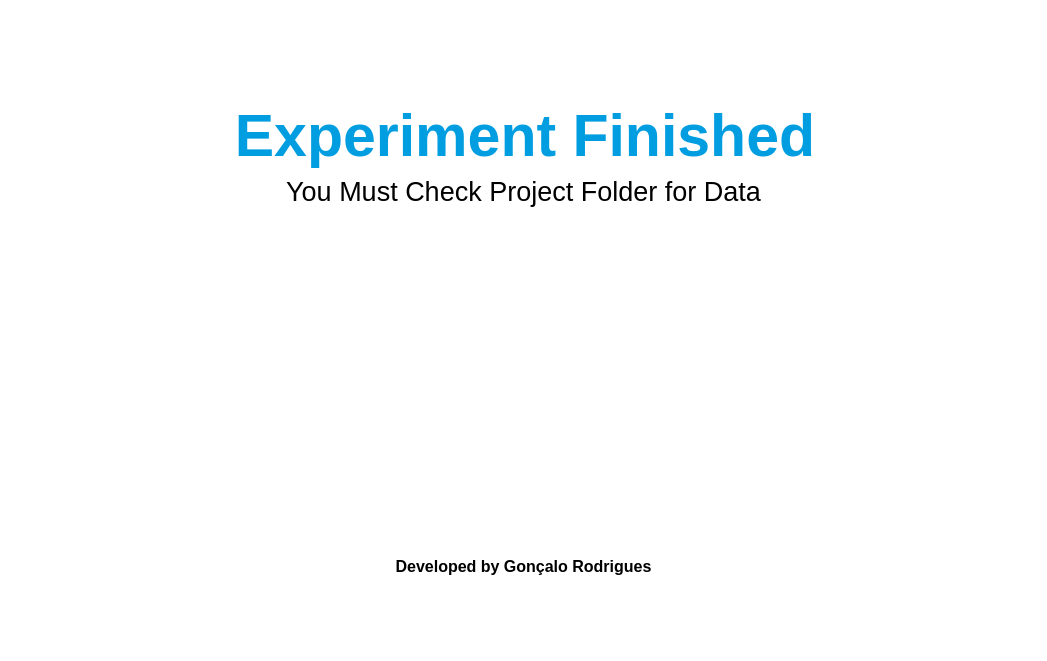
Old version of the form gui.ui in the repository MestreHq5/Collision-Study.
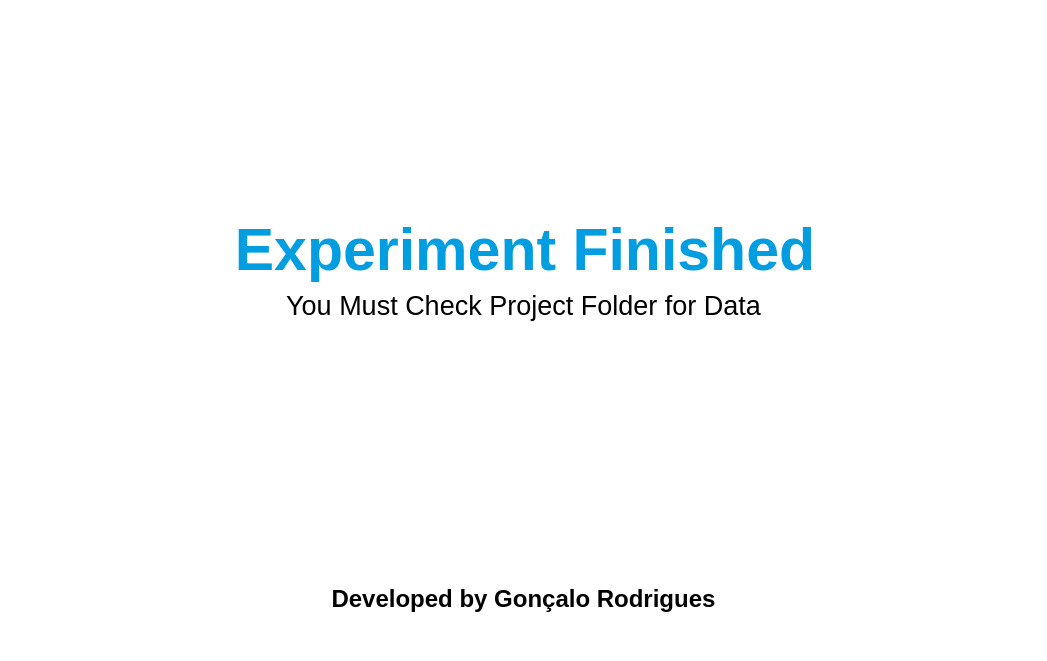
New version of the form. The open tabs and pages were chosen to show the change. Icons and pictures are not drawn.

What changed in the file:
```diff
--- a/gui.ui
+++ b/gui.ui
@@ -1535,6 +1535,22 @@
                             <layout class="QVBoxLayout" name="verticalLayout_2">
                                 <item>
                                     <layout class="QVBoxLayout" name="verticalLayout_7">
+                                        <item>
+                                            <spacer name="title6TopSpacer">
+                                                <property name="orientation">
+                                                    <enum>Qt::Orientation::Vertical</enum>
+                                                </property>
+                                                <property name="sizeType">
+                                                    <enum>QSizePolicy::Policy::Expanding</enum>
+                                                </property>
+                                                <property name="sizeHint" stdset="0">
+                                                    <size>
+                                                        <width>20</width>
+                                                        <height>40</height>
+                                                    </size>
+                                                </property>
+                                            </spacer>
+                                        </item>
                                         <item alignment="Qt::AlignmentFlag::AlignBottom">
                                             <widget class="QLabel" name="title6">
                                                 <property name="styleSheet">
@@ -1564,6 +1580,22 @@
                                                 </property>
                                             </widget>
                                         </item>
+                                        <item>
+                                            <spacer name="logo6TopSpacer">
+                                                <property name="orientation">
+                                                    <enum>Qt::Orientation::Vertical</enum>
+                                                </property>
+                                                <property name="sizeType">
+                                                    <enum>QSizePolicy::Policy::Fixed</enum>
+                                                </property>
+                                                <property name="sizeHint" stdset="0">
+                                                    <size>
+                                                        <width>20</width>
+                                                        <height>30</height>
+                                                    </size>
+                                                </property>
+                                            </spacer>
+                                        </item>
                                         <item>
                                             <layout class="QHBoxLayout" name="logoRow6">
                                                 <property name="spacing">
@@ -1613,6 +1645,22 @@
                                                 </item>
                                             </layout>
                                         </item>
+                                        <item>
+                                            <spacer name="creditsTopSpacer6">
+                                                <property name="orientation">
+                                                    <enum>Qt::Orientation::Vertical</enum>
+                                                </property>
+                                                <property name="sizeType">
+                                                    <enum>QSizePolicy::Policy::Expanding</enum>
+                                                </property>
+                                                <property name="sizeHint" stdset="0">
+                                                    <size>
+                                                        <width>20</width>
+                                                        <height>40</height>
+                                                    </size>
+                                                </property>
+                                            </spacer>
+                                        </item>
                                         <item>
                                             <widget class="QLabel" name="credits">
                                                 <property name="sizePolicy">
@@ -1626,13 +1674,29 @@
                                                     <string>
                                                         &lt;html&gt;&lt;head/&gt;&lt;body&gt;&lt;p
                                                         align=&quot;center&quot;&gt;&lt;span
-                                                        style=&quot; font-size:12pt;
+                                                        style=&quot; font-size:18pt;
                                                         font-weight:700;
                                                         color:#000000;&quot;&gt;Developed by Gonçalo
                                                         Rodrigues&lt;/span&gt;&lt;/p&gt;&lt;/body&gt;&lt;/html&gt;</string>
                                                 </property>
                                             </widget>
                                         </item>
+                                        <item>
+                                            <spacer name="credits6BottomSpacer">
+                                                <property name="orientation">
+                                                    <enum>Qt::Orientation::Vertical</enum>
+                                                </property>
+                                                <property name="sizeType">
+                                                    <enum>QSizePolicy::Policy::Fixed</enum>
+                                                </property>
+                                                <property name="sizeHint" stdset="0">
+                                                    <size>
+                                                        <width>20</width>
+                                                        <height>30</height>
+                                                    </size>
+                                                </property>
+                                            </spacer>
+                                        </item>
                                     </layout>
                                 </item>
                             </layout>
```
Left out of the diff: 34 changed lines with no effect on the pictures.
